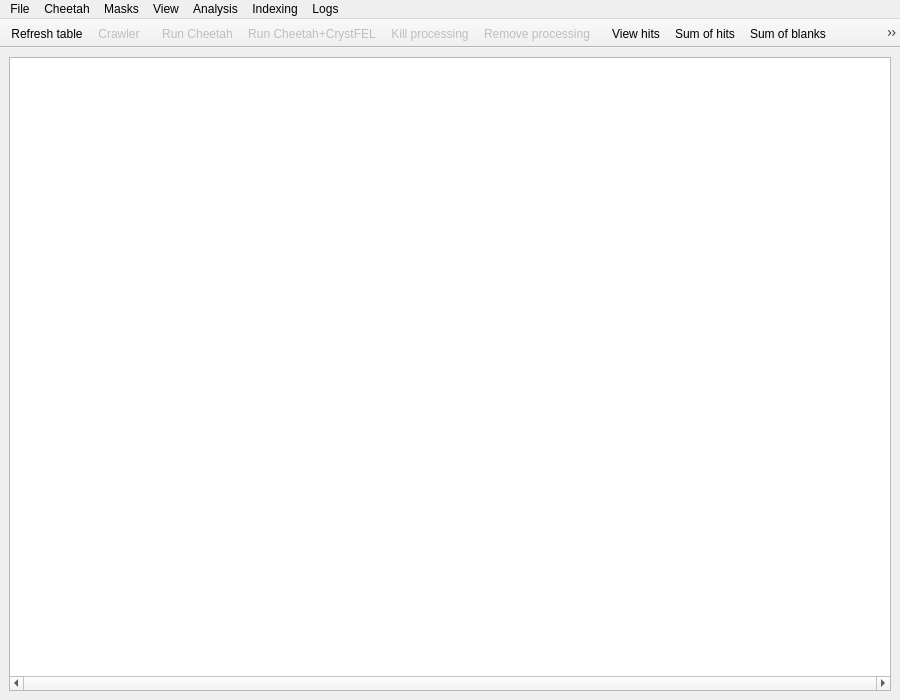
Old version of the form src/cheetah/ui_src/cheetahgui.ui in the repository cheetahdevteam/cheetah-gui.
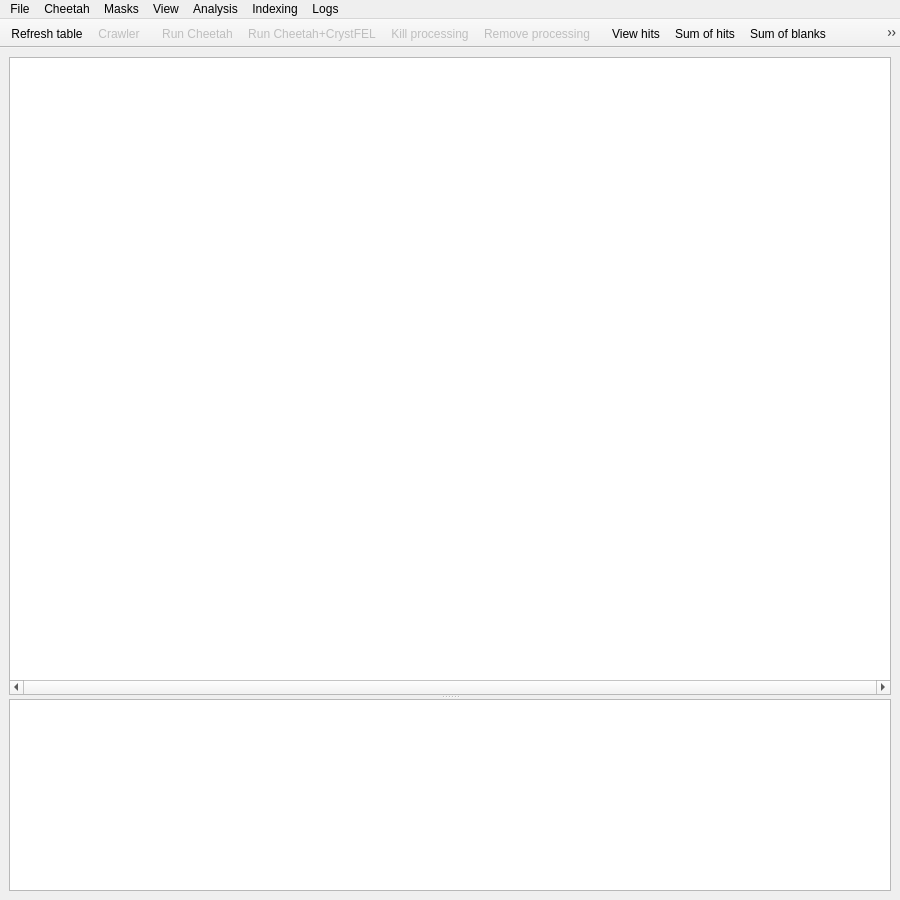
New version of the form. Icons and pictures are not drawn.

```diff
--- a/src/cheetah/ui_src/cheetahgui.ui
+++ b/src/cheetah/ui_src/cheetahgui.ui
@@ -7,7 +7,7 @@
     <x>0</x>
     <y>0</y>
     <width>900</width>
-    <height>700</height>
+    <height>900</height>
    </rect>
   </property>
   <property name="sizePolicy">
@@ -20,21 +20,19 @@
    <string>Cheetah GUI</string>
   </property>
   <widget class="QWidget" name="centralwidget">
-   <layout class="QGridLayout" name="gridLayout">
-    <item row="1" column="0">
-     <layout class="QVBoxLayout" name="verticalLayout">
-      <property name="sizeConstraint">
-       <enum>QLayout::SetDefaultConstraint</enum>
-      </property>
-      <item>
        <layout class="QHBoxLayout" name="horizontalLayout">
-        <property name="sizeConstraint">
-         <enum>QLayout::SetDefaultConstraint</enum>
-        </property>
-       </layout>
-      </item>
       <item>
-       <widget class="QTreeView" name="tree_status">
+     <widget class="QSplitter" name="splitter">
+      <property name="orientation">
+       <enum>Qt::Vertical</enum>
+      </property>
+      <widget class="QTreeView" name="status_treeview">
+       <property name="sizePolicy">
+        <sizepolicy hsizetype="Expanding" vsizetype="Expanding">
+         <horstretch>0</horstretch>
+         <verstretch>3</verstretch>
+        </sizepolicy>
+       </property>
         <property name="styleSheet">
          <string notr="true">QTreeView::item { padding: 5px }</string>
         </property>
@@ -66,11 +64,21 @@
          <bool>true</bool>
         </property>
        </widget>
-      </item>
-      <item>
-       <layout class="QHBoxLayout" name="horizontalLayout2"/>
-      </item>
-     </layout>
+      <widget class="QPlainTextEdit" name="log_textedit">
+       <property name="sizePolicy">
+        <sizepolicy hsizetype="Expanding" vsizetype="Expanding">
+         <horstretch>0</horstretch>
+         <verstretch>0</verstretch>
+        </sizepolicy>
+       </property>
+       <property name="readOnly">
+        <bool>true</bool>
+       </property>
+       <property name="maximumBlockCount">
+        <number>500</number>
+       </property>
+      </widget>
+     </widget>
     </item>
    </layout>
   </widget>
```
Lines whose indentation alone changed are shown as unchanged.
